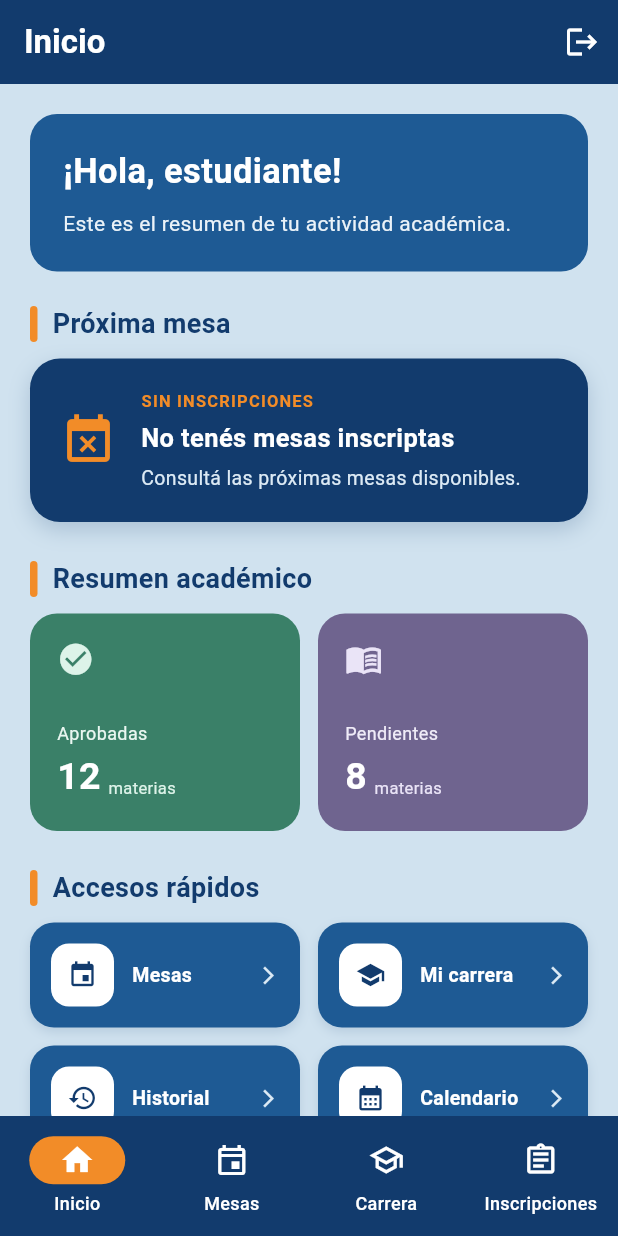
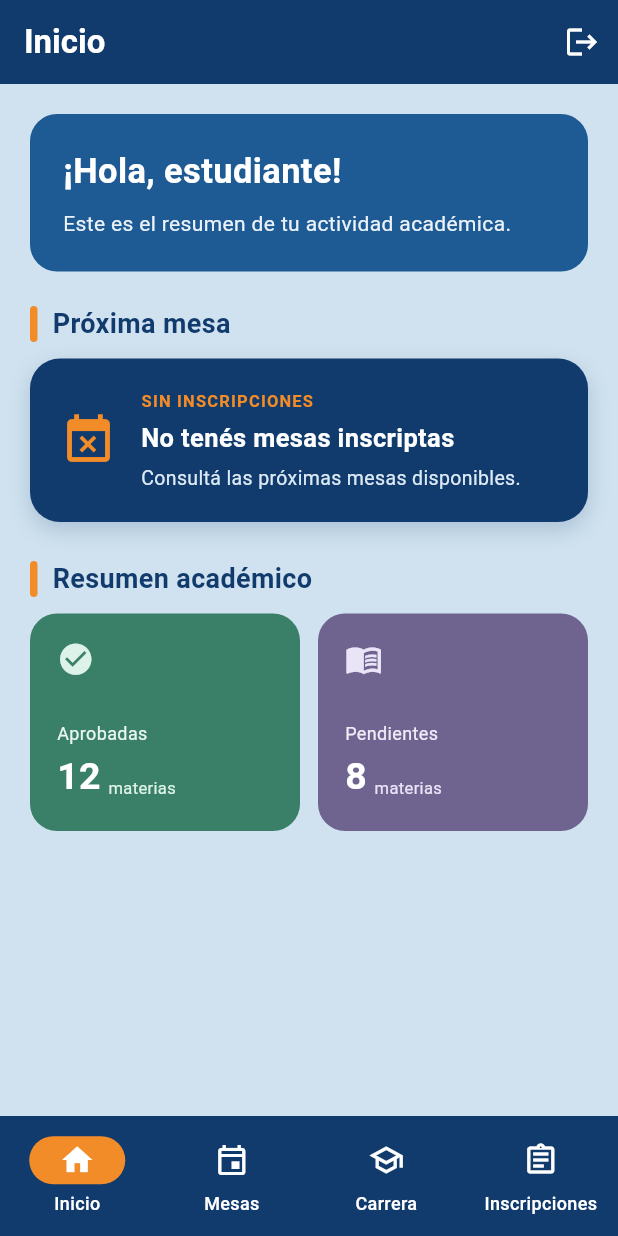
Before and after one commit to cebollin093/mesanet_mobile, a Flutter app: the HomeScreen screen opened directly with sample values from the repository, on a phone screen of 412 x 824 dp. Run offline on Flutter 3.47's test engine with Material 3 defaults, Android fonts, the phone set to English and light mode, and no system bars; our stand-ins replace pdf, printing; Roboto replaces fonts that are missing (Poppins).

Commit message:
ui: eliminacion de accesos rapidos

```diff
--- a/lib/screens/alumno/inicio_screen.dart
+++ b/lib/screens/alumno/inicio_screen.dart
@@ -233,46 +233,6 @@ class InicioScreen extends StatelessWidget {
               ),
             ],
           ),
-          const SizedBox(height: 25),
-          const SectionTitle(
-            title: 'Accesos rápidos',
-          ),
-          const SizedBox(height: 10),
-          const Row(
-            children: [
-              Expanded(
-                child: QuickAction(
-                  icon: Icons.event,
-                  title: 'Mesas',
-                ),
-              ),
-              SizedBox(width: 12),
-              Expanded(
-                child: QuickAction(
-                  icon: Icons.school,
-                  title: 'Mi carrera',
-                ),
-              ),
-            ],
-          ),
-          const SizedBox(height: 12),
-          const Row(
-            children: [
-              Expanded(
-                child: QuickAction(
-                  icon: Icons.history,
-                  title: 'Historial',
-                ),
-              ),
-              SizedBox(width: 12),
-              Expanded(
-                child: QuickAction(
-                  icon: Icons.calendar_month,
-                  title: 'Calendario',
-                ),
-              ),
-            ],
-          ),
           const SizedBox(height: 20),
         ],
       ),
```
